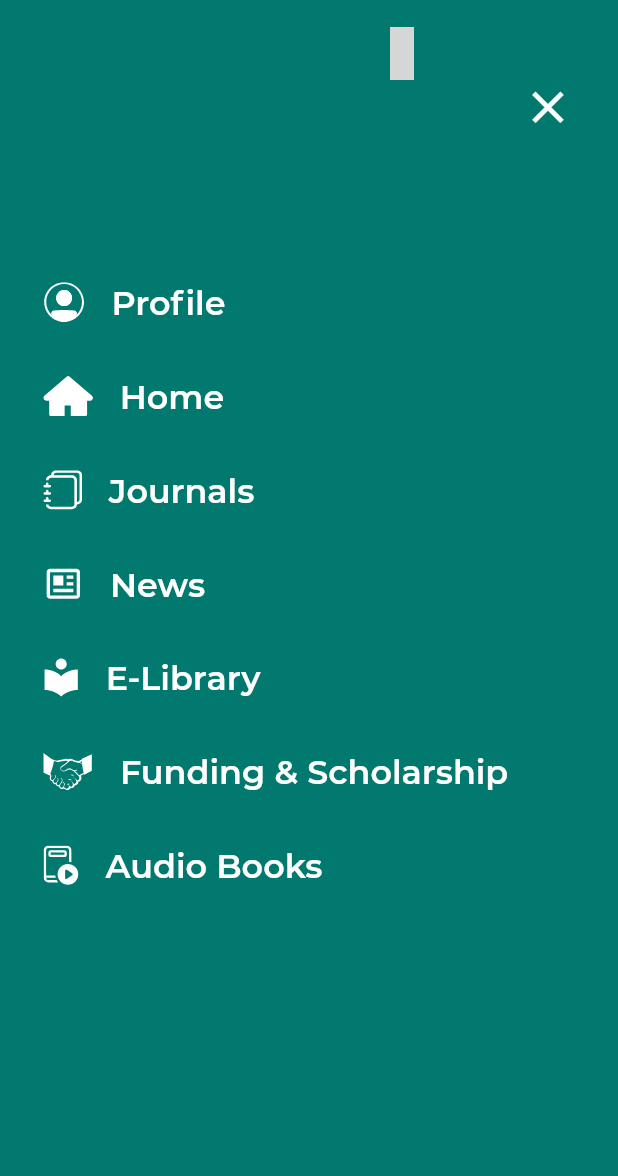
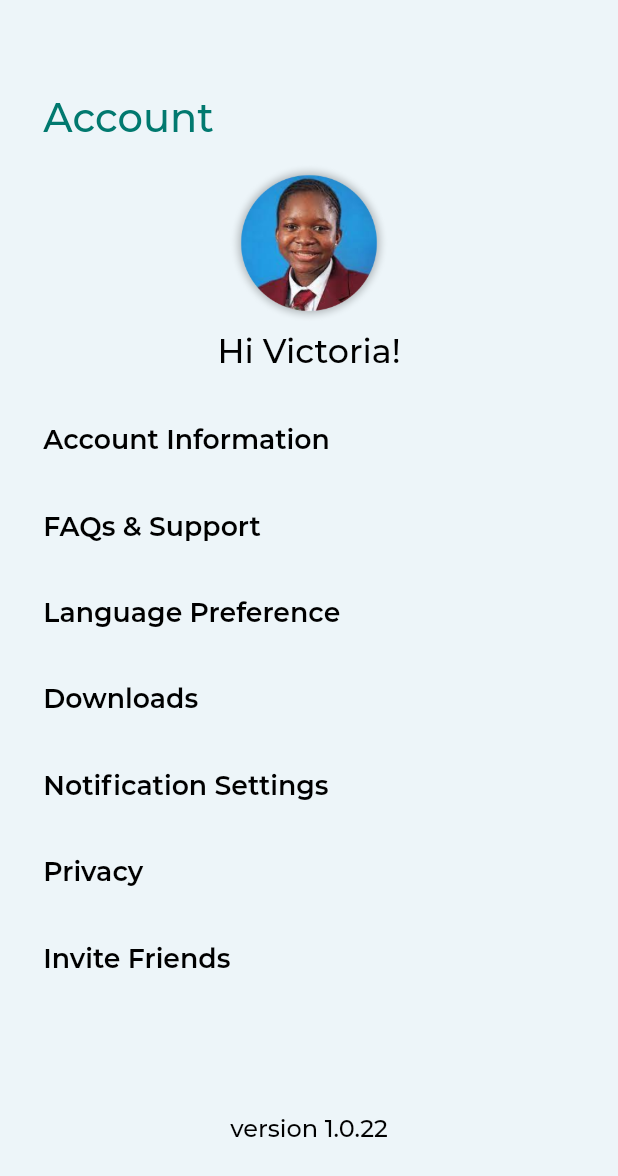
Before and after one commit to blayziken/clap_app, a Flutter app: the Home screen opened directly, in the side drawer, after a tap on "Profile", on a phone screen of 412 x 824 dp. Shown: the top 1176 px of the screen. Run offline on Flutter 3.47's test engine with Material 2 defaults, Android fonts, the phone set to English and light mode, and no system bars; our stand-ins replace cached_network_image, device_info_plus, flutter_screenutil, flutter_secure_storage, flutter_svg, get_it and 5 more; accounts and stored records are empty; project files that could hold a hidden picture were left out; grey boxes are pictures that could not be loaded.

Commit message:
Initial Commit

```diff
--- a/lib/app_exports.dart
+++ b/lib/app_exports.dart
@@ -22,3 +22,4 @@ export 'package:clap/core/components/textfield.dart';
 export 'package:clap/core/components/buttons.dart';
 export 'package:flutter_svg/flutter_svg.dart';
 export 'package:clap/views/home/app_bar.dart';
+export 'package:clap/core/utils/svgs.dart';
--- a/lib/core/utils/images.dart
+++ b/lib/core/utils/images.dart
@@ -36,4 +36,6 @@ class AppImages {
   static const String audiobook3 = 'assets/images/audiobook3.png';
 
   static const String audiobook4 = 'assets/images/audiobook4.png';
+
+  static const String profilePicture = 'assets/images/profilePicture.png';
 }
--- a/lib/core/utils/svgs.dart
+++ b/lib/core/utils/svgs.dart
@@ -24,4 +24,6 @@ class AppSVG {
   static const String funding = 'assets/svg/funding.svg';
 
   static const String audiobook = 'assets/svg/audiobook.svg';
+
+  static const String message = 'assets/svg/message.svg';
 }
--- a/lib/views/home/drawer.dart
+++ b/lib/views/home/drawer.dart
@@ -1,5 +1,6 @@
 import 'package:clap/app_exports.dart';
 import 'package:clap/core/utils/svgs.dart';
+import 'package:clap/views/profile/profile.dart';
 import '../journals/journals.dart';
 
 class AppDrawer extends StatelessWidget {
@@ -31,7 +32,15 @@ class AppDrawer extends StatelessWidget {
             DrawerItem(
               icon: AppSVG.profile,
               title: 'Profile',
-              onTap: () {},
+              onTap: () {
+                Navigator.pop(context);
+                Navigator.push(
+                  context,
+                  MaterialPageRoute(
+                    builder: (context) => const Profile(),
+                  ),
+                );
+              },
             ),
             DrawerItem(
               icon: AppSVG.home,
--- /dev/null
+++ b/lib/views/profile/profile.dart
@@ -0,0 +1,104 @@
+import 'package:clap/app_exports.dart';
+
+class Profile extends StatelessWidget {
+  const Profile({super.key});
+
+  @override
+  Widget build(BuildContext context) {
+    return Scaffold(
+      body: Padding(
+        padding: EdgeInsets.symmetric(vertical: 70.h, horizontal: 30.w),
+        child: SizedBox(
+          width: double.infinity,
+          child: Column(
+            crossAxisAlignment: CrossAxisAlignment.start,
+            mainAxisAlignment: MainAxisAlignment.start,
+            children: [
+              NORMALTEXT(
+                text: 'Account',
+                size: 30.sp,
+                color: AppTheme.primaryColor,
+                weight: FontWeight.w500,
+              ),
+              YMargin.margin15,
+              Center(
+                child: ClipRRect(
+                  borderRadius: BorderRadius.circular(100),
+                  child: SizedBox(
+                    height: 120.h,
+                    child: Image.asset(
+                      AppImages.profilePicture,
+                      fit: BoxFit.cover,
+                    ),
+                  ),
+                ),
+              ),
+              YMargin.margin5,
+              Center(
+                child: NORMALTEXT(
+                  text: 'Hi Victoria!',
+                  size: 25.sp,
+                  weight: FontWeight.w500,
+                ),
+              ),
+              YMargin.margin40,
+              Column(
+                crossAxisAlignment: CrossAxisAlignment.start,
+                children: [
+                  NORMALTEXT(
+                    text: 'Account Information',
+                    size: 20.sp,
+                    weight: FontWeight.w600,
+                  ),
+                  YMargin.margin40,
+                  NORMALTEXT(
+                    text: 'FAQs & Support',
+                    size: 20.sp,
+                    weight: FontWeight.w600,
+                  ),
+                  YMargin.margin40,
+                  NORMALTEXT(
+                    text: 'Language Preference',
+                    size: 20.sp,
+                    weight: FontWeight.w600,
+                  ),
+                  YMargin.margin40,
+                  NORMALTEXT(
+                    text: 'Downloads',
+                    size: 20.sp,
+                    weight: FontWeight.w600,
+                  ),
+                  YMargin.margin40,
+                  NORMALTEXT(
+                    text: 'Notification Settings',
+                    size: 20.sp,
+                    weight: FontWeight.w600,
+                  ),
+                  YMargin.margin40,
+                  NORMALTEXT(
+                    text: 'Privacy',
+                    size: 20.sp,
+                    weight: FontWeight.w600,
+                  ),
+                  YMargin.margin40,
+                  NORMALTEXT(
+                    text: 'Invite Friends',
+                    size: 20.sp,
+                    weight: FontWeight.w600,
+                  ),
+                ],
+              ),
+              const Spacer(),
+              const Center(
+                child: NORMALTEXT(
+                  text: 'version 1.0.22',
+                  weight: FontWeight.w500,
+                ),
+              ),
+            ],
+          ),
+        ),
+      ),
+    );
+  }
+}
```
Also changed, not shown: lib/views/more/more.dart (+23 -7 lines), lib/views/recommend.dart (added, +137 -0 lines), assets/svg/message.svg (added).
